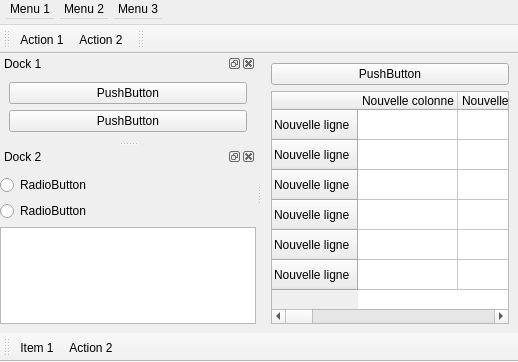
Above: examples/mainwindow/MainWindow.ui from wangwenx190/framelesshelper before the change. Below: the same form after it.
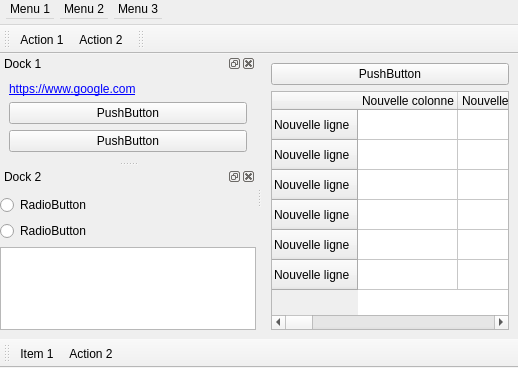
That is the form after the change. Icons and pictures are not drawn.

Commit message: fix unwanted cursor change when leave edge region (#80)

Patch:
```diff
--- a/examples/mainwindow/MainWindow.ui
+++ b/examples/mainwindow/MainWindow.ui
@@ -7,7 +7,7 @@
     <x>0</x>
     <y>0</y>
     <width>518</width>
-    <height>362</height>
+    <height>368</height>
    </rect>
   </property>
   <property name="windowTitle">
@@ -152,6 +152,13 @@
    </attribute>
    <widget class="QWidget" name="dockWidgetContents">
     <layout class="QVBoxLayout" name="verticalLayout">
+     <item>
+      <widget class="QLabel" name="label">
+       <property name="text">
+        <string>&lt;a href=&quot;https://www.google.com&quot;&gt;https://www.google.com&lt;/a&gt;</string>
+       </property>
+      </widget>
+     </item>
      <item>
       <widget class="QPushButton" name="pushButton">
        <property name="text">
```
The commit also changes 1 other file.
